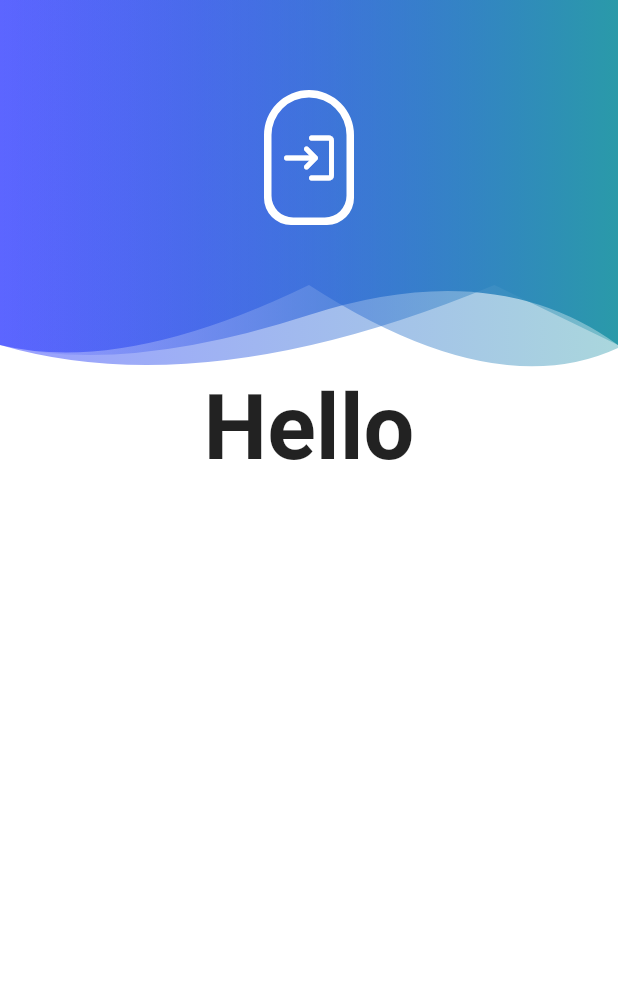
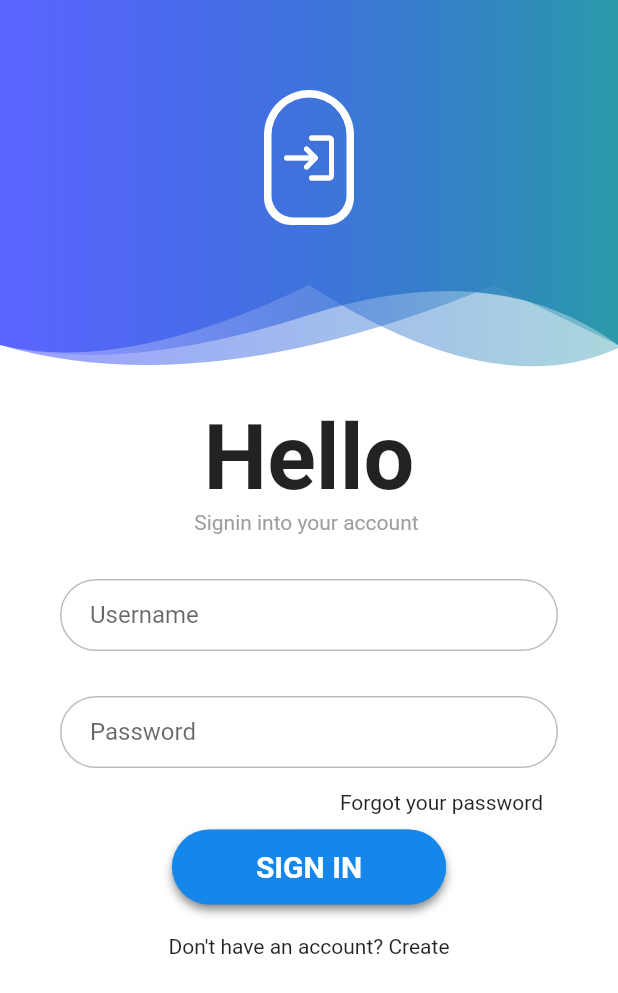
Before and after one commit to param-ninthu/vbuy, a Flutter app: the screen it shows after launch, on a phone screen of 412 x 824 dp. Shown: the top 993 px of the screen. Run offline on Flutter 3.47's test engine with Material 2 defaults, Android fonts, the light colour scheme and no system bars; our stand-ins replace hexcolor.

Commit message:
login ui

```diff
--- /dev/null
+++ b/vbuyy/lib/common/themeHelper.dart
@@ -0,0 +1,69 @@
+import 'package:flutter/material.dart';
+import 'package:hexcolor/hexcolor.dart';
+
+class ThemeHelper {
+  InputDecoration textInputDecoration(
+      [String lableText = "", String hintText = ""]) {
+    return InputDecoration(
+        labelText: lableText,
+        hintText: hintText,
+        fillColor: Colors.white,
+        filled: true,
+        contentPadding: EdgeInsets.fromLTRB(20, 10, 20, 10),
+        focusedBorder: OutlineInputBorder(
+            borderRadius: BorderRadius.circular(100.0),
+            borderSide: BorderSide(color: Colors.grey)),
+        enabledBorder: OutlineInputBorder(
+          borderRadius: BorderRadius.circular(100.0),
+          borderSide: BorderSide(color: Colors.grey.shade400),
+        ),
+        errorBorder: OutlineInputBorder(
+            borderRadius: BorderRadius.circular(100.0),
+            borderSide: BorderSide(color: Colors.red, width: 2.0)),
+        focusedErrorBorder: OutlineInputBorder(
+            borderRadius: BorderRadius.circular(100.0),
+            borderSide: BorderSide(color: Colors.red, width: 2.0)));
+  }
+
+  BoxDecoration buttonBoxDecoration(BuildContext context,
+      [String color1 = "", String color2 = ""]) {
+    Color c1 = Theme.of(context).primaryColor;
+    Color c2 = Colors.lightBlueAccent;
+    if (color1.isEmpty == false) {
+      c1 = HexColor(color1);
+    }
+    if (color2.isEmpty == false) {
+      c2 = HexColor(color2);
+    }
+
+    return BoxDecoration(
+      boxShadow: [
+        BoxShadow(color: Colors.black26, offset: Offset(0, 4), blurRadius: 5.0)
+      ],
+      gradient: LinearGradient(
+        begin: Alignment.topLeft,
+        end: Alignment.bottomRight,
+        stops: [0.0, 1.0],
+        colors: [
+          c1,
+          c2,
+        ],
+      ),
+      color: Color.fromARGB(255, 255, 255, 255),
+      borderRadius: BorderRadius.circular(30),
+    );
+  }
+
+  ButtonStyle buttonStyle() {
+    return ButtonStyle(
+      shape: MaterialStateProperty.all<RoundedRectangleBorder>(
+        RoundedRectangleBorder(
+          borderRadius: BorderRadius.circular(30.0),
+        ),
+      ),
+      minimumSize: MaterialStateProperty.all(Size(50, 50)),
+      backgroundColor:
+          MaterialStateProperty.all(Color.fromARGB(255, 21, 135, 234)),
+    );
+  }
+}
--- a/vbuyy/lib/pages/loginScreen.dart
+++ b/vbuyy/lib/pages/loginScreen.dart
@@ -1,6 +1,7 @@
 import 'package:flutter/material.dart';
 import 'package:flutter/src/widgets/container.dart';
 import 'package:flutter/src/widgets/framework.dart';
+import 'package:vbuyy/common/themeHelper.dart';
 
 import 'widgets/headerWidget.dart';
 
@@ -13,6 +14,7 @@ class LoginPage extends StatefulWidget {
 
 class _LoginPageState extends State<LoginPage> {
   double _headerHeight = 250;
+  Key _formKey = GlobalKey<FormState>();
   @override
   Widget build(BuildContext context) {
     return Scaffold(
@@ -26,14 +28,73 @@ class _LoginPageState extends State<LoginPage> {
             ),
             SafeArea(
               child: Container(
+                padding: EdgeInsets.fromLTRB(20, 10, 20, 10),
+                margin: EdgeInsets.fromLTRB(20, 10, 20, 10),
                 child: Column(
                   children: [
                     Text(
                       'Hello',
-                  style: TextStyle(fontSize: 60, fontWeight: FontWeight.bold),
+                      style:
+                          TextStyle(fontSize: 60, fontWeight: FontWeight.bold),
+                    ),
+                    Text(
+                      'Signin into your account ',
+                      style: TextStyle(color: Colors.grey),
+                    ),
+                    SizedBox(height: 30.0),
+                    Form(
+                      key: _formKey,
+                      child: Column(
+                        children: [
+                          TextField(
+                            decoration: ThemeHelper().textInputDecoration(
+                              'Username',
+                              'Enter your username',
+                            ),
+                          ),
+                          SizedBox(height: 30.0),
+                          TextField(
+                            obscureText: true,
+                            decoration: ThemeHelper().textInputDecoration(
+                              'Password',
+                              'Enter your password',
+                            ),
+                          ),
+                          SizedBox(height: 15.0),
+                          Container(
+                            margin: EdgeInsets.fromLTRB(10, 0, 10, 10),
+                            alignment: Alignment.topRight,
+                            child: Text('Forgot your password'),
+                          ),
+                          Container(
+                            decoration:
+                                ThemeHelper().buttonBoxDecoration(context),
+                            child: ElevatedButton(
+                              style: ThemeHelper().buttonStyle(),
+                              onPressed: () {},
+                              child: Padding(
+                                padding: EdgeInsets.fromLTRB(40, 10, 40, 10),
+                                child: Text(
+                                  'Sign In'.toUpperCase(),
+                                  style: TextStyle(
+                                      fontSize: 20,
+                                      fontWeight: FontWeight.bold,
+                                      color: Colors.white),
+                                ),
+                              ),
+                            ),
+                          ),
+                          Container(
+                            margin: EdgeInsets.fromLTRB(10, 20, 10, 20),
+                            child: Text('Don\'t have an account? Create'),
                           )
                         ],
-            )))
+                      ),
+                    )
+                  ],
+                ),
+              ),
+            )
           ],
         ),
       ),
```
Lines whose indentation alone changed are shown as unchanged.
